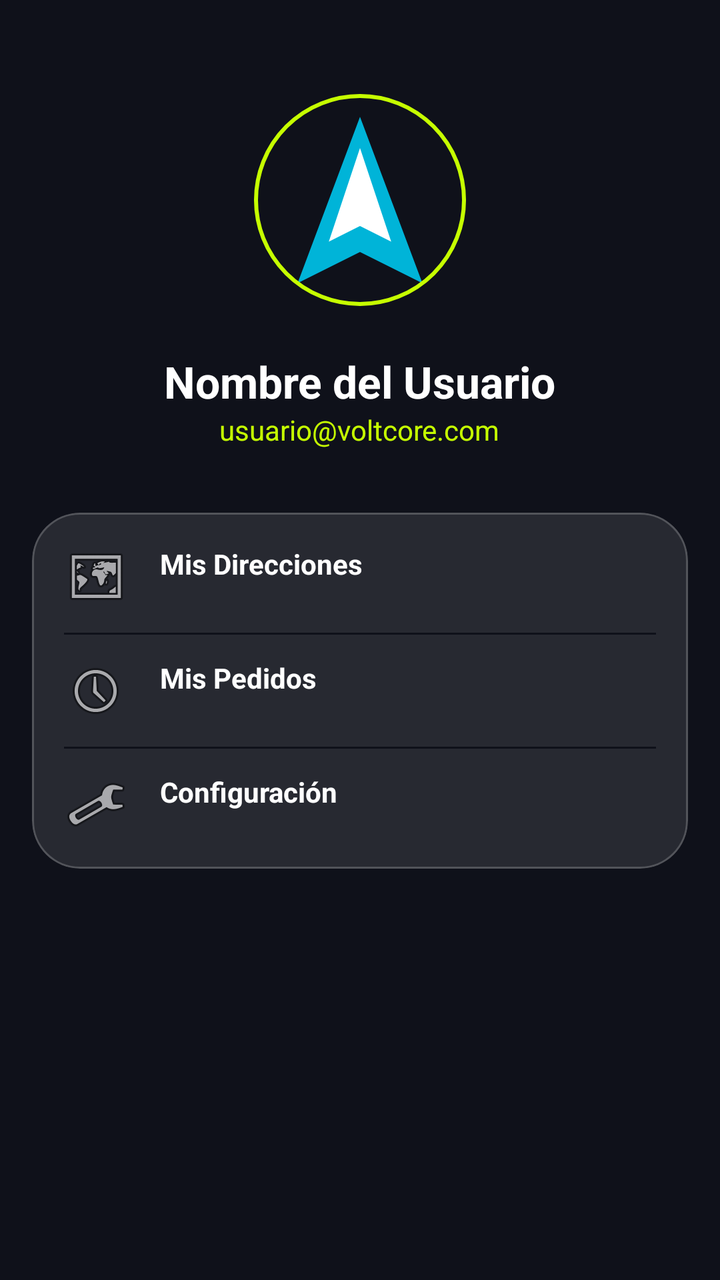
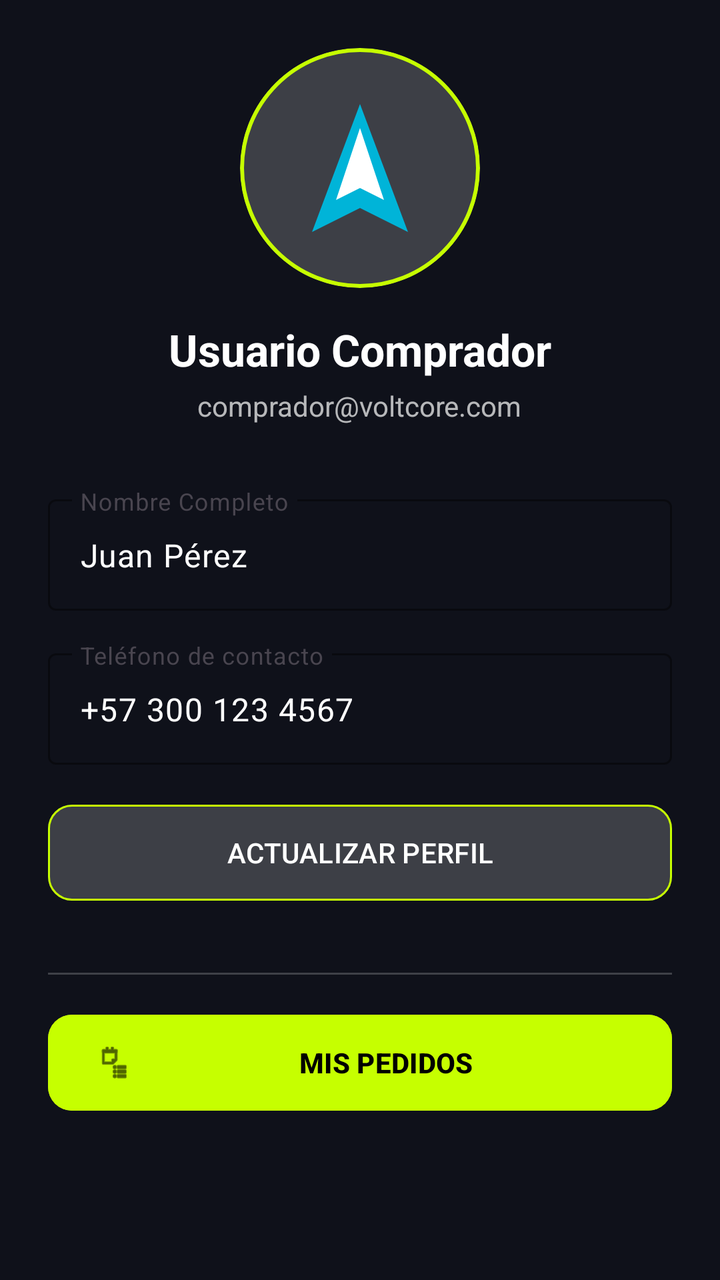

An Android layout rendered at two revisions. The XML below is the earlier revision; the diff shows what the commit changed to produce the second picture.
<!-- AndroidManifest.xml: application theme Theme.VoltCore -->
<!-- res/layout/fragment_buyer_profile.xml -->
<?xml version="1.0" encoding="utf-8"?>
<LinearLayout xmlns:android="http://schemas.android.com/apk/res/android"
    xmlns:app="http://schemas.android.com/apk/res-auto"
    android:layout_width="match_parent"
    android:layout_height="match_parent"
    android:background="@color/colorBackground"
    android:orientation="vertical"
    android:padding="@dimen/margin_standard">

    <com.google.android.material.imageview.ShapeableImageView
        android:layout_width="120dp"
        android:layout_height="120dp"
        android:layout_gravity="center"
        android:layout_marginTop="24dp"
        android:src="@drawable/ic_voltcore_logo"
        android:padding="8dp"
        app:strokeColor="@color/volt_primary"
        app:strokeWidth="2dp"
        app:shapeAppearanceOverlay="@style/ShapeAppearance.Material3.Corner.Full"
        android:contentDescription="Foto de Perfil" />

    <TextView
        android:layout_width="wrap_content"
        android:layout_height="wrap_content"
        android:layout_gravity="center"
        android:layout_marginTop="16dp"
        android:text="Nombre del Usuario"
        android:textColor="@color/white"
        android:textSize="22sp"
        android:textStyle="bold" />

    <TextView
        android:layout_width="wrap_content"
        android:layout_height="wrap_content"
        android:layout_gravity="center"
        android:text="usuario@voltcore.com"
        android:textColor="@color/volt_primary" />

    <com.google.android.material.card.MaterialCardView
        style="@style/Widget.VoltCore.Card"
        android:layout_width="match_parent"
        android:layout_height="wrap_content"
        android:layout_marginTop="32dp">

        <LinearLayout
            android:layout_width="match_parent"
            android:layout_height="wrap_content"
            android:orientation="vertical"
            android:padding="16dp">

            <TextView
                android:layout_width="match_parent"
                android:layout_height="wrap_content"
                android:text="Mis Direcciones"
                android:textColor="@color/white"
                android:textStyle="bold"
                android:drawableStart="@android:drawable/ic_menu_mapmode"
                android:drawablePadding="16dp" />

            <View
                android:layout_width="match_parent"
                android:layout_height="1dp"
                android:layout_marginVertical="12dp"
                android:background="@color/colorBackground" />

            <TextView
                android:layout_width="match_parent"
                android:layout_height="wrap_content"
                android:text="Mis Pedidos"
                android:textColor="@color/white"
                android:textStyle="bold"
                android:drawableStart="@android:drawable/ic_menu_recent_history"
                android:drawablePadding="16dp" />

            <View
                android:layout_width="match_parent"
                android:layout_height="1dp"
                android:layout_marginVertical="12dp"
                android:background="@color/colorBackground" />

            <TextView
                android:layout_width="match_parent"
                android:layout_height="wrap_content"
                android:text="Configuración"
                android:textColor="@color/white"
                android:textStyle="bold"
                android:drawableStart="@android:drawable/ic_menu_manage"
                android:drawablePadding="16dp" />

        </LinearLayout>
    </com.google.android.material.card.MaterialCardView>

</LinearLayout>
<!-- resources referenced by this layout -->
<resources>
  <color name="colorBackground">@color/volt_background</color>
  <color name="volt_primary">#C6FF00</color>
  <color name="white">#FFFFFFFF</color>
  <dimen name="margin_standard">16dp</dimen>
  <!-- drawable ic_voltcore_logo (drawable) -->
  <vector xmlns:android="http://schemas.android.com/apk/res/android"
      android:width="200dp"
      android:height="200dp"
      android:viewportWidth="200"
      android:viewportHeight="200">
      <path
          android:fillColor="#00B4D8"
          android:pathData="M100,20 L160,180 L100,150 L40,180 Z" />
      <path
          android:fillColor="#FFFFFF"
          android:pathData="M100,50 L130,140 L100,125 L70,140 Z" />
  </vector>
  <style name="Widget.VoltCore.Card" parent="Widget.Material3.CardView.Filled">
          <item name="cardCornerRadius">24dp</item>
          <item name="cardBackgroundColor">@color/glass_surface</item>
          <item name="strokeColor">@color/glass_stroke</item>
          <item name="strokeWidth">1dp</item>
      </style>
  <style name="Theme.VoltCore" parent="Base.Theme.VoltCore" />
  <color name="volt_background">#0F111A</color>
  <color name="glass_surface">#1AFFFFFF</color>
  <color name="glass_stroke">#33FFFFFF</color>
  <style name="Base.Theme.VoltCore" parent="Theme.Material3.DayNight.NoActionBar">
          
          <item name="colorPrimary">@color/volt_primary</item>
          <item name="android:windowBackground">@color/volt_background</item>
          <item name="colorSurface">@color/glass_surface</item>
          <item name="colorOnSurface">@color/white</item>
      </style>
</resources>

<!-- the commit's change to res/layout/fragment_buyer_profile.xml (unified diff, before → after) -->
@@ -1,93 +1,110 @@
 <?xml version="1.0" encoding="utf-8"?>
-<LinearLayout xmlns:android="http://schemas.android.com/apk/res/android"
+<androidx.core.widget.NestedScrollView xmlns:android="http://schemas.android.com/apk/res/android"
     xmlns:app="http://schemas.android.com/apk/res-auto"
     android:layout_width="match_parent"
     android:layout_height="match_parent"
-    android:background="@color/colorBackground"
-    android:orientation="vertical"
-    android:padding="@dimen/margin_standard">
+    android:background="@color/volt_background">
 
-    <com.google.android.material.imageview.ShapeableImageView
-        android:layout_width="120dp"
-        android:layout_height="120dp"
-        android:layout_gravity="center"
-        android:layout_marginTop="24dp"
-        android:src="@drawable/ic_voltcore_logo"
-        android:padding="8dp"
-        app:strokeColor="@color/volt_primary"
-        app:strokeWidth="2dp"
-        app:shapeAppearanceOverlay="@style/ShapeAppearance.Material3.Corner.Full"
-        android:contentDescription="Foto de Perfil" />
-
-    <TextView
-        android:layout_width="wrap_content"
-        android:layout_height="wrap_content"
-        android:layout_gravity="center"
-        android:layout_marginTop="16dp"
-        android:text="Nombre del Usuario"
-        android:textColor="@color/white"
-        android:textSize="22sp"
-        android:textStyle="bold" />
-
-    <TextView
-        android:layout_width="wrap_content"
-        android:layout_height="wrap_content"
-        android:layout_gravity="center"
-        android:text="usuario@voltcore.com"
-        android:textColor="@color/volt_primary" />
-
-    <com.google.android.material.card.MaterialCardView
-        style="@style/Widget.VoltCore.Card"
+    <LinearLayout
         android:layout_width="match_parent"
         android:layout_height="wrap_content"
-        android:layout_marginTop="32dp">
+        android:orientation="vertical"
+        android:padding="24dp"
+        android:gravity="center_horizontal">
 
-        <LinearLayout
+        
+        <com.google.android.material.card.MaterialCardView
+            android:layout_width="120dp"
+            android:layout_height="120dp"
+            app:cardCornerRadius="60dp"
+            app:strokeColor="@color/volt_primary"
+            app:strokeWidth="2dp"
+            android:layout_marginBottom="16dp">
+            <ImageView
+                android:layout_width="match_parent"
+                android:layout_height="match_parent"
+                android:src="@drawable/ic_voltcore_logo"
+                android:padding="20dp"
+                android:scaleType="centerInside"
+                android:background="@color/glass_surface"
+                android:contentDescription="Foto de perfil"/>
+        </com.google.android.material.card.MaterialCardView>
+
+        <TextView
+            android:layout_width="wrap_content"
+            android:layout_height="wrap_content"
+            android:text="Usuario Comprador"
+            android:textColor="@color/white"
+            android:textSize="22sp"
+            android:textStyle="bold"
+            android:layout_marginBottom="4dp"/>
+
+        <TextView
+            android:layout_width="wrap_content"
+            android:layout_height="wrap_content"
+            android:text="comprador@voltcore.com"
+            android:textColor="#B3FFFFFF"
+            android:layout_marginBottom="32dp"/>
+
+        <com.google.android.material.textfield.TextInputLayout
             android:layout_width="match_parent"
             android:layout_height="wrap_content"
-            android:orientation="vertical"
-            android:padding="16dp">
-
-            <TextView
+            android:hint="Nombre Completo"
+            style="@style/Widget.Material3.TextInputLayout.OutlinedBox"
+            android:layout_marginBottom="16dp"
+            app:boxStrokeColor="@color/volt_primary"
+            app:hintTextColor="@color/volt_primary">
+            <com.google.android.material.textfield.TextInputEditText
                 android:layout_width="match_parent"
                 android:layout_height="wrap_content"
-                android:text="Mis Direcciones"
-                android:textColor="@color/white"
-                android:textStyle="bold"
-                android:drawableStart="@android:drawable/ic_menu_mapmode"
-                android:drawablePadding="16dp" />
+                android:text="Juan Pérez"
+                android:textColor="@color/white" />
+        </com.google.android.material.textfield.TextInputLayout>
 
-            <View
-                android:layout_width="match_parent"
-                android:layout_height="1dp"
-                android:layout_marginVertical="12dp"
-                android:background="@color/colorBackground" />
-
-            <TextView
+        <com.google.android.material.textfield.TextInputLayout
+            android:layout_width="match_parent"
+            android:layout_height="wrap_content"
+            android:hint="Teléfono de contacto"
+            style="@style/Widget.Material3.TextInputLayout.OutlinedBox"
+            android:layout_marginBottom="16dp"
+            app:boxStrokeColor="@color/volt_primary"
+            app:hintTextColor="@color/volt_primary">
+            <com.google.android.material.textfield.TextInputEditText
                 android:layout_width="match_parent"
                 android:layout_height="wrap_content"
-                android:text="Mis Pedidos"
-                android:textColor="@color/white"
-                android:textStyle="bold"
-                android:drawableStart="@android:drawable/ic_menu_recent_history"
-                android:drawablePadding="16dp" />
+                android:text="+57 300 123 4567"
+                android:textColor="@color/white" />
+        </com.google.android.material.textfield.TextInputLayout>
 
-            <View
-                android:layout_width="match_parent"
-                android:layout_height="1dp"
-                android:layout_marginVertical="12dp"
-                android:background="@color/colorBackground" />
+        <com.google.android.material.button.MaterialButton
+            android:id="@+id/btnSaveProfile"
+            android:layout_width="match_parent"
+            android:layout_height="56dp"
+            android:text="ACTUALIZAR PERFIL"
+            android:backgroundTint="@color/glass_surface"
+            android:textColor="@color/white"
+            app:strokeColor="@color/volt_primary"
+            app:strokeWidth="1dp"
+            app:cornerRadius="12dp"
+            android:layout_marginBottom="16dp"/>
 
-            <TextView
-                android:layout_width="match_parent"
-                android:layout_height="wrap_content"
-                android:text="Configuración"
-                android:textColor="@color/white"
-                android:textStyle="bold"
-                android:drawableStart="@android:drawable/ic_menu_manage"
-                android:drawablePadding="16dp" />
+        <View
+            android:layout_width="match_parent"
+            android:layout_height="1dp"
+            android:background="@color/glass_stroke"
+            android:layout_marginVertical="16dp"/>
 
-        </LinearLayout>
-    </com.google.android.material.card.MaterialCardView>
+        <com.google.android.material.button.MaterialButton
+            android:id="@+id/btnMyOrders"
+            android:layout_width="match_parent"
+            android:layout_height="56dp"
+            android:text="MIS PEDIDOS"
+            android:backgroundTint="@color/volt_primary"
+            android:textColor="@color/black"
+            android:textStyle="bold"
+            app:cornerRadius="12dp"
+            app:icon="@android:drawable/ic_menu_agenda"
+            app:iconTint="@color/black"/>
 
-</LinearLayout>
+    </LinearLayout>
+</androidx.core.widget.NestedScrollView>
<!-- resource entries referenced after the edit -->
@@ -1,9 +1,8 @@
 <!-- resources referenced by this layout -->
 <resources>
-  <color name="colorBackground">@color/volt_background</color>
+  <color name="black">#FF000000</color>
   <color name="volt_primary">#C6FF00</color>
   <color name="white">#FFFFFFFF</color>
-  <dimen name="margin_standard">16dp</dimen>
   <!-- drawable ic_voltcore_logo (drawable) -->
   <vector xmlns:android="http://schemas.android.com/apk/res/android"
       android:width="200dp"
@@ -17,12 +16,6 @@
           android:fillColor="#FFFFFF"
           android:pathData="M100,50 L130,140 L100,125 L70,140 Z" />
   </vector>
-  <style name="Widget.VoltCore.Card" parent="Widget.Material3.CardView.Filled">
-          <item name="cardCornerRadius">24dp</item>
-          <item name="cardBackgroundColor">@color/glass_surface</item>
-          <item name="strokeColor">@color/glass_stroke</item>
-          <item name="strokeWidth">1dp</item>
-      </style>
   <style name="Theme.VoltCore" parent="Base.Theme.VoltCore" />
   <color name="volt_background">#0F111A</color>
   <color name="glass_surface">#1AFFFFFF</color>
